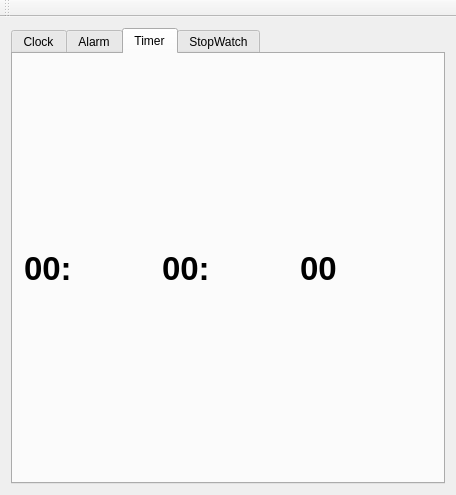
The window that multi-watch/mainwindow.ui (Halum/multi-watch) describes before a commit, drawn with Qt 5.
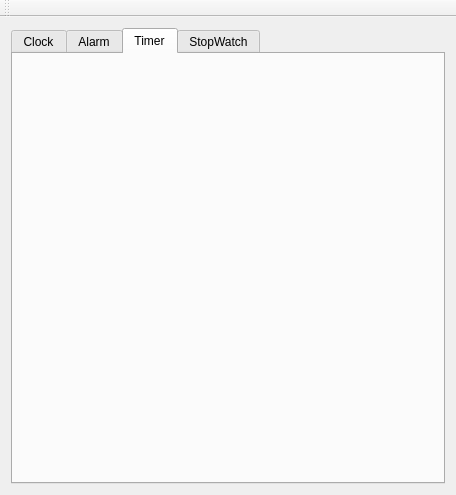
The same window after the commit.

Commit message: #41 - Remove timer related things from tab UI

Diff of the .ui file:
```diff
--- a/multi-watch/mainwindow.ui
+++ b/multi-watch/mainwindow.ui
@@ -71,60 +71,7 @@
        <attribute name="title">
         <string>Timer</string>
        </attribute>
-       <layout class="QVBoxLayout" name="verticalLayout_3">
-        <item>
-         <layout class="QHBoxLayout" name="horizontalLayout_2">
-          <item>
-           <widget class="QLabel" name="hourCount">
-            <property name="font">
-             <font>
-              <pointsize>25</pointsize>
-              <weight>75</weight>
-              <italic>false</italic>
-              <bold>true</bold>
-              <kerning>true</kerning>
-             </font>
-            </property>
-            <property name="text">
-             <string>00:</string>
-            </property>
-           </widget>
-          </item>
-          <item>
-           <widget class="QLabel" name="minuteCount">
-            <property name="font">
-             <font>
-              <pointsize>25</pointsize>
-              <weight>75</weight>
-              <italic>false</italic>
-              <bold>true</bold>
-              <kerning>true</kerning>
-             </font>
-            </property>
-            <property name="text">
-             <string>00:</string>
-            </property>
-           </widget>
-          </item>
-          <item>
-           <widget class="QLabel" name="secondCount">
-            <property name="font">
-             <font>
-              <pointsize>25</pointsize>
-              <weight>75</weight>
-              <italic>false</italic>
-              <bold>true</bold>
-              <kerning>true</kerning>
-             </font>
-            </property>
-            <property name="text">
-             <string>00</string>
-            </property>
-           </widget>
-          </item>
-         </layout>
-        </item>
-       </layout>
+       <layout class="QVBoxLayout" name="verticalLayout_3"/>
       </widget>
       <widget class="QWidget" name="stopTab">
        <property name="enabled">
```
